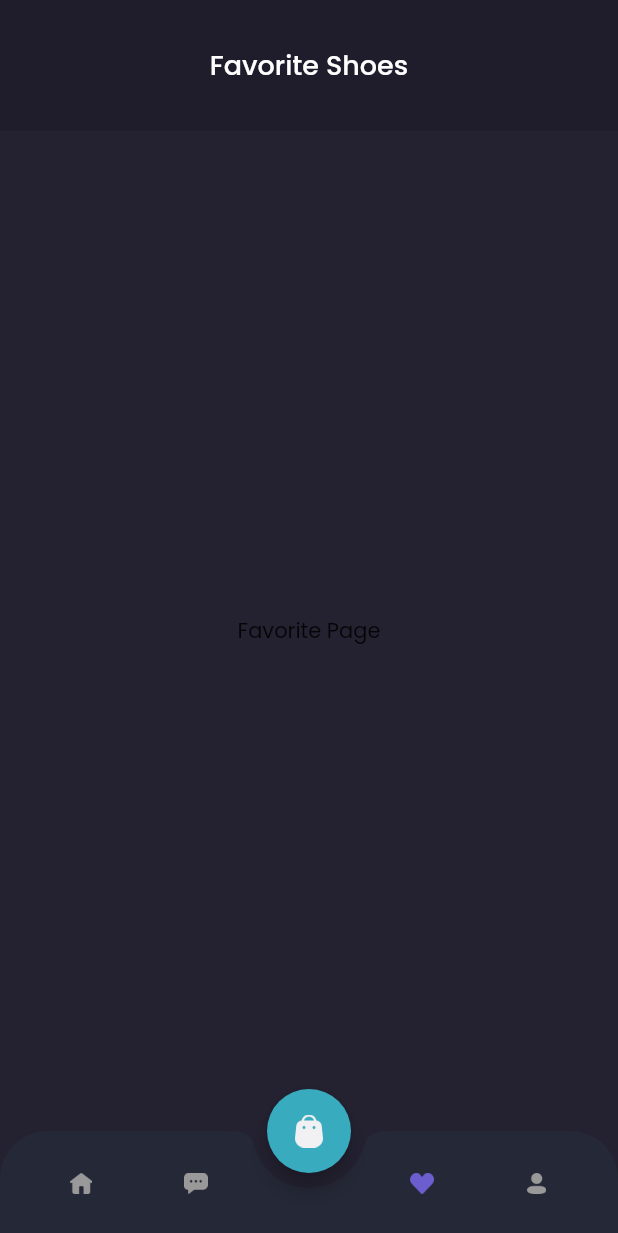
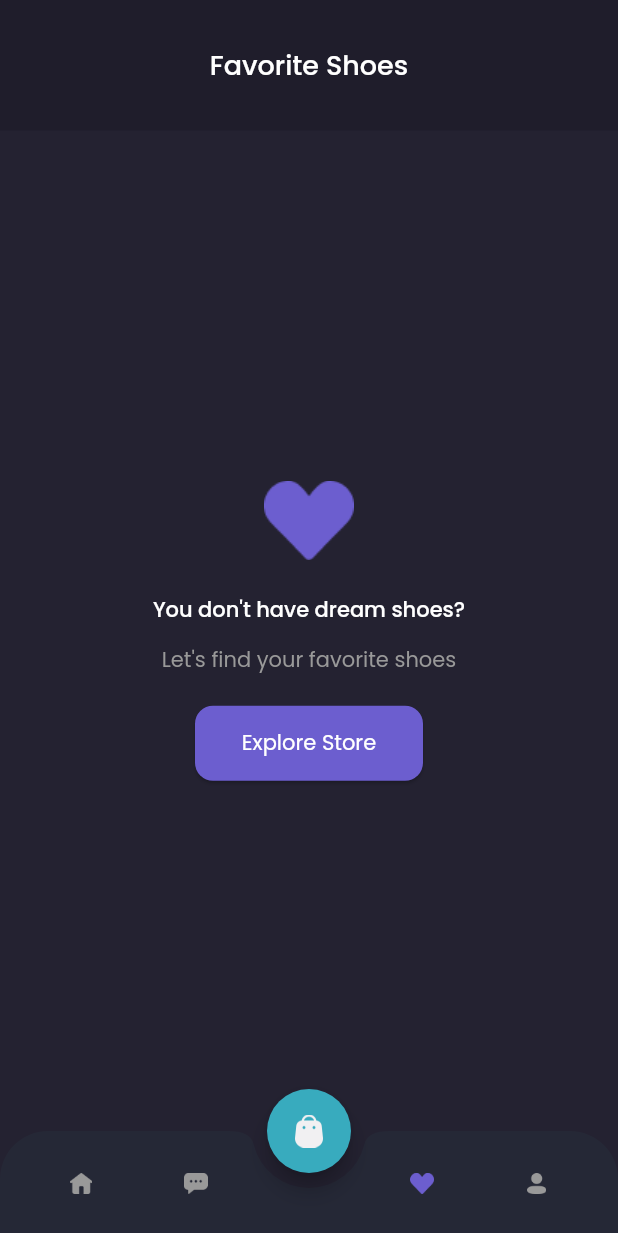
Before and after one commit to ziszz/shamo-app, a Flutter app: the MainPage screen opened by its route, swiped to page 3, on a phone screen of 412 x 824 dp. Shown: the top 1233 px of the screen. Run offline on Flutter 3.47's test engine with Material 2 defaults, Android fonts, the phone set to English and light mode, and no system bars; our stand-ins replace google_fonts.

Commit message:
create empty state

```diff
--- a/lib/presentation/pages/favorite_page.dart
+++ b/lib/presentation/pages/favorite_page.dart
@@ -1,4 +1,5 @@
 import 'package:flutter/material.dart';
+import 'package:shamo_app/presentation/widgets/filled_button.dart';
 import 'package:shamo_app/utilities/app_colors.dart';
 import 'package:shamo_app/utilities/font_weight.dart';
 
@@ -7,9 +8,7 @@ class FavoritePage extends StatelessWidget {
 
   @override
   Widget build(BuildContext context) {
-    return const Center(
-      child: Text("Favorite Page"),
-    );
+    return _emptyContent(context: context);
   }
 
   static AppBar appBar({required BuildContext context}) {
@@ -28,4 +27,50 @@ class FavoritePage extends StatelessWidget {
       ),
     );
   }
+
+  Widget _emptyContent({required BuildContext context}) {
+    return Center(
+      child: Column(
+        mainAxisAlignment: MainAxisAlignment.center,
+        children: [
+          Image.asset(
+            "assets/ic-favorite.png",
+            color: AppColors.purple,
+          ),
+          const SizedBox(
+            height: 23,
+          ),
+          Text(
+            "You don't have dream shoes?",
+            style: Theme.of(context).textTheme.bodyLarge?.copyWith(
+                  color: AppColors.white,
+                ),
+          ),
+          const SizedBox(
+            height: 12,
+          ),
+          Text(
+            "Let's find your favorite shoes",
+            style: Theme.of(context).textTheme.bodyMedium?.copyWith(
+                  color: AppColors.grey,
+                  fontWeight: regular,
+                ),
+          ),
+          const SizedBox(
+            height: 20,
+          ),
+          FilledButton(
+            width: 152,
+            onPressed: () {},
+            child: Text(
+              "Explore Store",
+              style: Theme.of(context).textTheme.bodyMedium?.copyWith(
+                    color: AppColors.white,
+                  ),
+            ),
+          ),
+        ],
+      ),
+    );
+  }
 }
```
